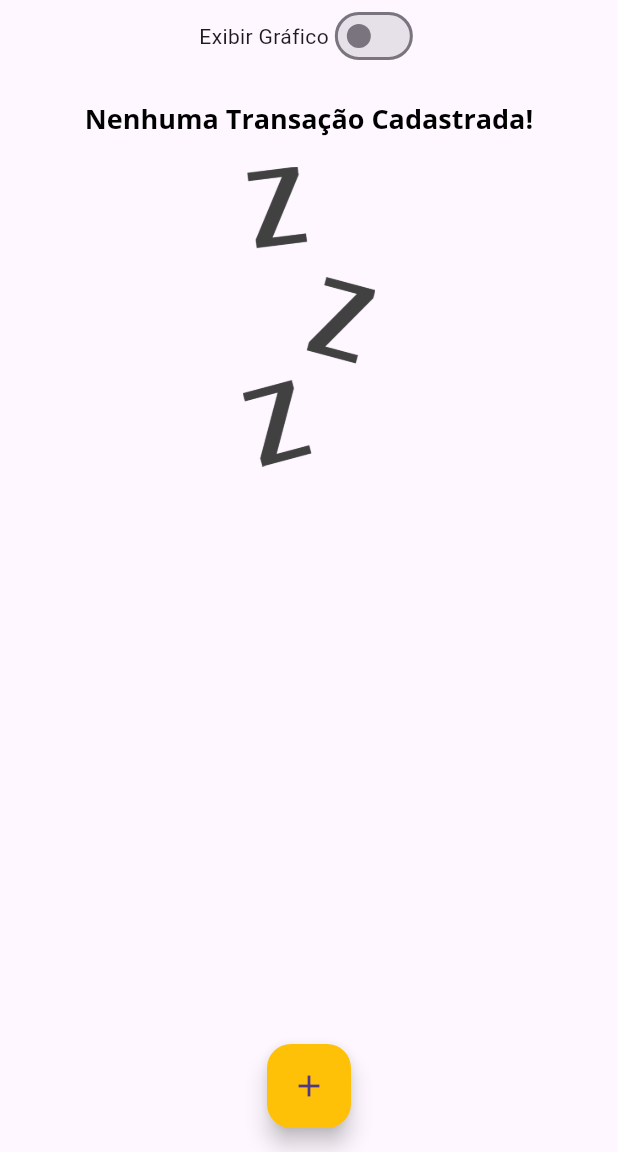
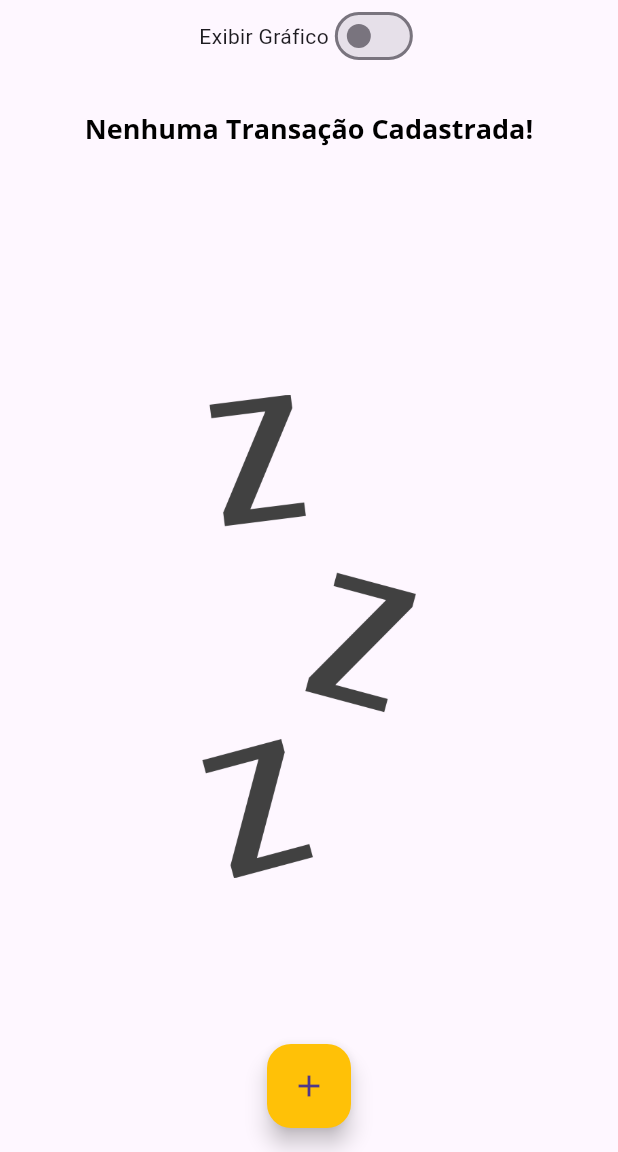
Before and after one commit to netsoncavina/flutter_expenses, a Flutter app: the screen it shows after launch, on a phone screen of 412 x 824 dp, the part 84-1236 px from its top. Run offline on Flutter 3.47's test engine with Material 3 defaults, Android fonts, the phone set to English and light mode, and no system bars.

Commit message:
Correções de responsividade

```diff
--- a/lib/components/transaction_list.dart
+++ b/lib/components/transaction_list.dart
@@ -10,27 +10,32 @@ class TransactionList extends StatelessWidget {
   @override
   Widget build(BuildContext context) {
     return transactions.isEmpty
-        ? Column(
+        ? LayoutBuilder(builder: (ctx, constraints) {
+            return Column(
               children: [
-              const SizedBox(
-                height: 20,
+                SizedBox(
+                  height: constraints.maxHeight * 0.05,
                 ),
-              Text(
+                SizedBox(
+                  height: constraints.maxHeight * 0.3,
+                  child: Text(
                     'Nenhuma Transação Cadastrada!',
                     style: Theme.of(context).textTheme.titleLarge,
                   ),
-              const SizedBox(
-                height: 20,
                 ),
                 SizedBox(
-                height: 200,
+                  height: constraints.maxHeight * 0.05,
+                ),
+                SizedBox(
+                  height: constraints.maxHeight * 0.6,
                   child: Image.asset(
                     'assets/images/waiting.png',
                     fit: BoxFit.cover,
                   ),
                 ),
               ],
-          )
+            );
+          })
         : ListView.builder(
             itemCount: transactions.length,
             itemBuilder: (ctx, index) {
```
Lines whose indentation alone changed are shown as unchanged.
